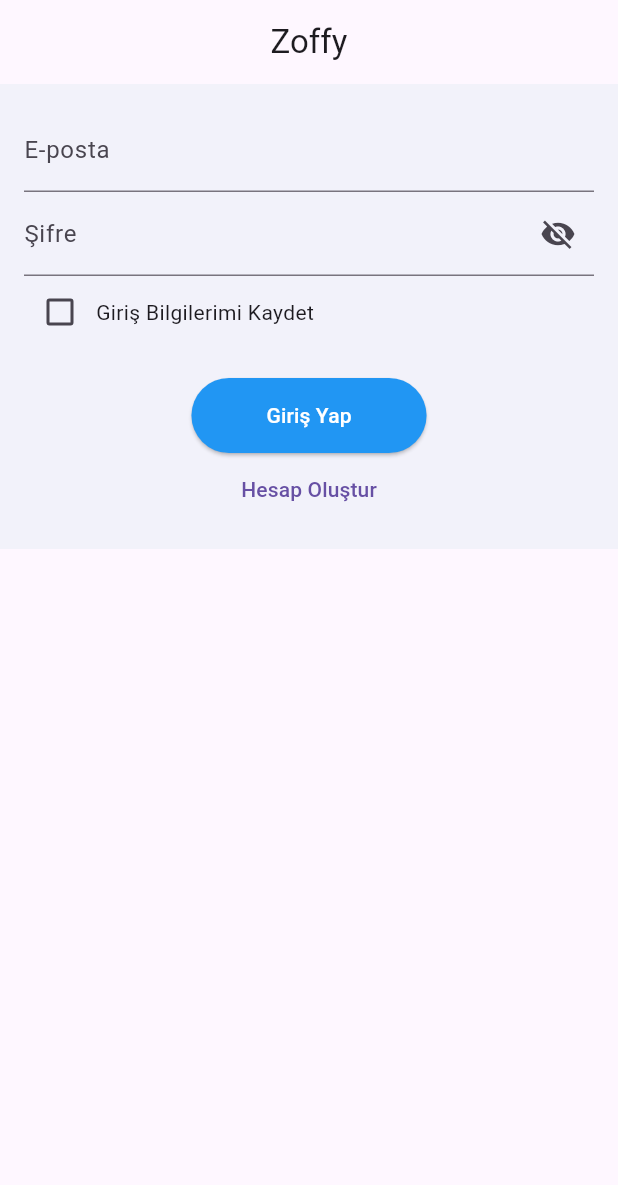
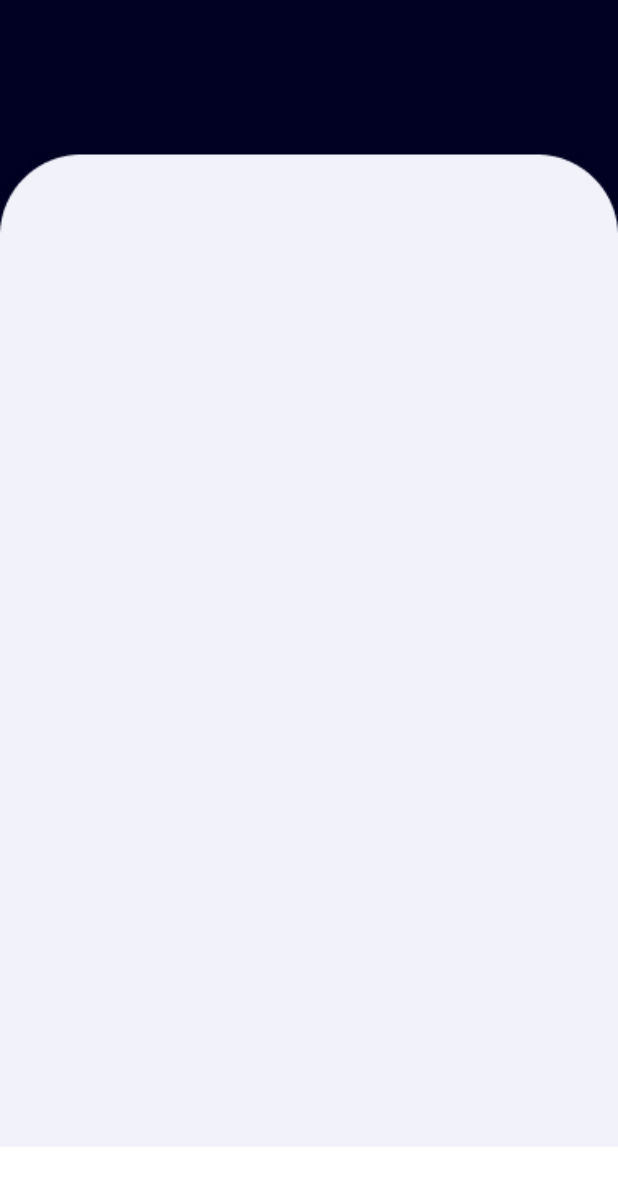
Before and after one commit to YunusBilcan/zoffy, a Flutter app: the screen it shows after launch, on a phone screen of 412 x 824 dp. Shown: the top 1185 px of the screen. Run offline on Flutter 3.47's test engine with Material 3 defaults, Android fonts, the phone set to English and light mode, and no system bars.

Commit message:
Refactor login screen UI and remove unused code

```diff
--- a/mobile/lib/screens/login_screen.dart
+++ b/mobile/lib/screens/login_screen.dart
@@ -1,4 +1,3 @@
-// screens/login_screen.dart
 import 'package:flutter/material.dart';
 
 class LoginScreen extends StatefulWidget {
@@ -7,85 +6,19 @@
 }
 
 class _LoginScreenState extends State<LoginScreen> {
-  final _emailController = TextEditingController();
-  final _passwordController = TextEditingController();
-  bool _rememberMe = false;
+
 
   @override
   Widget build(BuildContext context) {
     return Scaffold(
-      appBar: AppBar(
-        title: Text('Zoffy'),
-        backgroundColor: Colors.transparent,
-        elevation: 0,
-        centerTitle: true,
-      ),
       body: Container(
         decoration: BoxDecoration(
           image: DecorationImage(
-            image: AssetImage("lib/assets/login_screen_background.jpg"),
+            image: AssetImage('lib/assets/login_screen_background.jpg'),
             fit: BoxFit.cover,
           ),
         ),
-        child: Padding(
-          padding: EdgeInsets.all(16.0),
-          child: Column(
-            mainAxisSize: MainAxisSize.min,
-            children: <Widget>[
-              TextFormField(
-                controller: _emailController,
-                decoration: InputDecoration(labelText: 'E-posta'),
-                keyboardType: TextInputType.emailAddress,
-              ),
-              TextFormField(
-                controller: _passwordController,
-                decoration: InputDecoration(
-                  labelText: 'Şifre',
-                  suffixIcon: IconButton(
-                    icon: Icon(Icons.visibility_off),
-                    onPressed: () {
-
-                    },
-                  ),
-                ),
-                obscureText: true,
-              ),
-              Row(
-                children: <Widget>[
-                  Checkbox(
-                    value: _rememberMe,
-                    onChanged: (bool? value) {
-                      setState(() {
-                        _rememberMe = value ?? false;
-                      });
-                    },
-                  ),
-                  Text('Giriş Bilgilerimi Kaydet'),
-                ],
-              ),
-              SizedBox(height: 20),
-              ElevatedButton(
-                child: Text('Giriş Yap'),
-                onPressed: () {
-
-                },
-                style: ElevatedButton.styleFrom(
-                  foregroundColor: Colors.white,
-                  backgroundColor: Colors.blue,
-                  shape: RoundedRectangleBorder(
-                    borderRadius: BorderRadius.circular(30.0),
-                  ),
-                  padding: EdgeInsets.symmetric(horizontal: 50, vertical: 15),
-                ),
-              ),
-              TextButton(
-                child: Text('Hesap Oluştur'),
-                onPressed: () {
-
-                },
-              ),
-            ],
-          ),
+        child: Center(
         ),
       ),
     );
```
Also changed, not shown: mobile/pubspec.yaml (line endings or trailing spaces).
